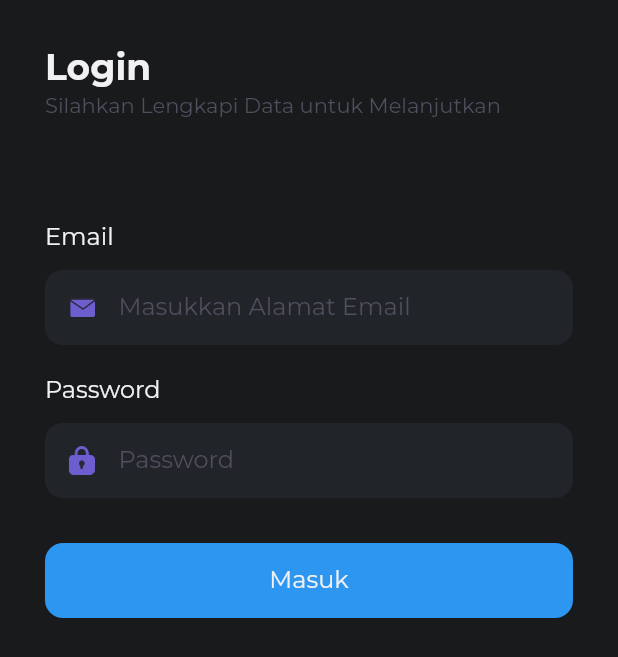
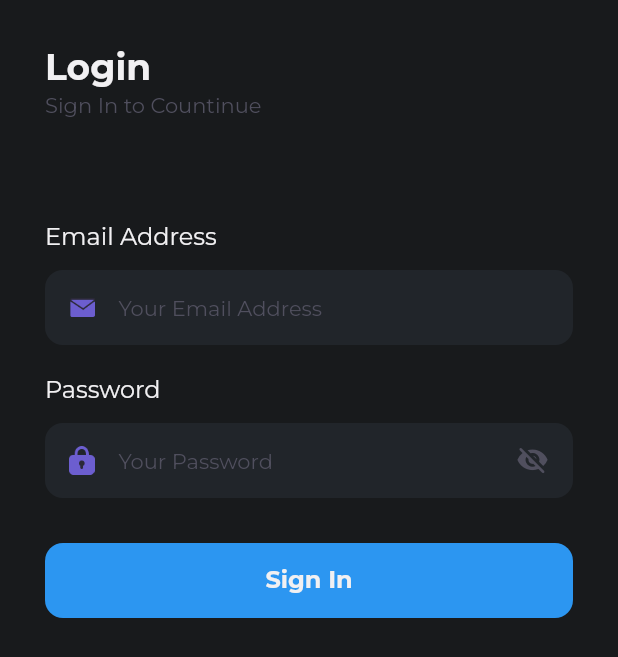
Before and after one commit to kamil265/surga_mainan, a Flutter app: the SignInPage screen opened directly, on a phone screen of 412 x 824 dp. Shown: the top 657 px of the screen. Run offline on Flutter 3.47's test engine with Material 2 defaults, Android fonts, the phone set to English and light mode, and no system bars; our stand-ins replace flutter_bloc, font_awesome_flutter, google_fonts, shared_preferences; accounts and stored records are empty.

Commit message:
fix problem

```diff
--- a/lib/pages/sign_in_page.dart
+++ b/lib/pages/sign_in_page.dart
@@ -1,48 +1,96 @@
-import 'dart:convert';
-
 import 'package:flutter/material.dart';
 import 'package:provider/provider.dart';
-import 'package:shared_preferences/shared_preferences.dart';
-import 'package:surga_mainan/pages/shop_home/main_page.dart';
-import 'package:surga_mainan/services/token_services.dart';
-import 'package:surga_mainan/theme/theme.dart';
+import 'package:surga_mainan/providers/token_provider.dart';
 import 'package:surga_mainan/theme/dark_color.dart';
-
+import 'package:surga_mainan/widgets/loading_button.dart';
+import 'package:surga_mainan/widgets/primary_button.dart';
 
 class SignInPage extends StatefulWidget {
-  const SignInPage({ Key key }) : super(key: key);
+  const SignInPage({Key key}) : super(key: key);
 
   @override
-  _SignInPageState createState() => _SignInPageState();
+  State<SignInPage> createState() => _SignInPageState();
 }
 
 class _SignInPageState extends State<SignInPage> {
-  bool _isLoading = false;
+  // form key
   final _formKey = GlobalKey<FormState>();
-  final _scaffoldKey = GlobalKey<ScaffoldState>();
-  bool _secureText = true;
-
-  showHide(){
-    setState(() {
-      _secureText = !_secureText;
-    });
-  }
-
-  _showMsg(msg) {
-    final snackBar = SnackBar(
-      content: Text(msg),
-    );
-    _scaffoldKey.currentState.showSnackBar(snackBar);
-  }
 
   TextEditingController emailController = TextEditingController(text: '');
   TextEditingController passwordController = TextEditingController(text: '');
 
+  bool isLoading = false;
+
+  bool _isHidden = true;
+
+  void _toggleVisibility() {
+    setState(() {
+      _isHidden = !_isHidden;
+    });
+  }
+
   @override
   Widget build(BuildContext context) {
+    TokenProvider tokenProvider = Provider.of<TokenProvider>(context);
+    handleSignIn() async {
+      setState(() {
+        isLoading = true;
+      });
+
+      if (await tokenProvider.login(
+        email: emailController.text,
+        password: passwordController.text,
+      )) {
+        ScaffoldMessenger.of(context).showSnackBar(
+          SnackBar(
+            backgroundColor: DarkColor.secondaryColor,
+            shape: const RoundedRectangleBorder(
+              borderRadius: BorderRadius.only(
+                topLeft: Radius.circular(8.0),
+                topRight: Radius.circular(8.0),
+              ),
+            ),
+            content: Text(
+              'Selamat Datang',
+              style: textStyle.primaryTextStyle.copyWith(
+                fontSize: 12.0,
+                fontWeight: FontWeight.normal,
+              ),
+              textAlign: TextAlign.center,
+            ),
+          ),
+        );
+        Navigator.pushNamedAndRemoveUntil(
+            context, '/home', (Route<dynamic> route) => true);
+      } else {
+        ScaffoldMessenger.of(context).showSnackBar(
+          SnackBar(
+            backgroundColor: DarkColor.alertColor,
+            shape: const RoundedRectangleBorder(
+              borderRadius: BorderRadius.only(
+                topLeft: Radius.circular(8.0),
+                topRight: Radius.circular(8.0),
+              ),
+            ),
+            content: Text(
+              'Login Gagal',
+              style: textStyle.primaryTextStyle.copyWith(
+                fontSize: 12.0,
+                fontWeight: FontWeight.normal,
+              ),
+              textAlign: TextAlign.center,
+            ),
+          ),
+        );
+      }
+      setState(() {
+        isLoading = false;
+      });
+    }
+
     Widget header() {
       return Container(
-        margin: EdgeInsets.only(top: 30),
+        margin: EdgeInsets.only(top: defaultMargin),
         child: Column(
           crossAxisAlignment: CrossAxisAlignment.start,
           children: [
@@ -53,13 +101,10 @@ class _SignInPageState extends State<SignInPage> {
                 fontWeight: FontWeight.bold,
               ),
             ),
-            SizedBox(
-              height: 2,
+            const SizedBox(
+              height: 2.0,
             ),
-            Text(
-              'Silahkan Lengkapi Data untuk Melanjutkan',
-              style: textStyle.subtitleTextStyle,
-            ),
+            Text('Sign In to Countinue', style: textStyle.subtitleTextStyle)
           ],
         ),
       );
@@ -67,24 +112,24 @@ class _SignInPageState extends State<SignInPage> {
 
     Widget emailInput() {
       return Container(
-        margin: EdgeInsets.only(top: 70),
+        margin: const EdgeInsets.only(top: 70.0),
         child: Column(
           crossAxisAlignment: CrossAxisAlignment.start,
           children: [
             Text(
-              'Email',
+              'Email Address',
               style: textStyle.primaryTextStyle.copyWith(
                 fontSize: 16,
-                fontWeight: FontWeight.normal,
+                fontWeight: FontWeight.normal, //medium
               ),
             ),
-            SizedBox(
+            const SizedBox(
               height: 12,
             ),
             Container(
               height: 50,
-              padding: EdgeInsets.symmetric(
-                horizontal: 16,
+              padding: const EdgeInsets.symmetric(
+                horizontal: 16.0,
               ),
               decoration: BoxDecoration(
                 color: DarkColor.backgroundColor2,
@@ -97,16 +142,23 @@ class _SignInPageState extends State<SignInPage> {
                       'assets/icon_email.png',
                       width: 17,
                     ),
-                    SizedBox(
-                      width: 16,
+                    const SizedBox(
+                      width: 16.0,
                     ),
                     Expanded(
                       child: TextFormField(
-                        style: textStyle.primaryTextStyle,
                         controller: emailController,
+                        keyboardType: TextInputType.emailAddress,
+                        style: textStyle.primaryTextStyle.copyWith(
+                          fontSize: 14.0,
+                          fontWeight: FontWeight.normal,
+                        ),
                         decoration: InputDecoration.collapsed(
-                          hintText: 'Masukkan Alamat Email',
-                          hintStyle: textStyle.subtitleTextStyle,
+                          hintText: 'Your Email Address',
+                          hintStyle: textStyle.subtitleTextStyle.copyWith(
+                            fontSize: 14.0,
+                            fontWeight: FontWeight.normal,
+                          ),
                         ),
                       ),
                     ),
@@ -121,7 +173,7 @@ class _SignInPageState extends State<SignInPage> {
 
     Widget passwordInput() {
       return Container(
-        margin: EdgeInsets.only(top: 20),
+        margin: const EdgeInsets.only(top: 20.0),
         child: Column(
           crossAxisAlignment: CrossAxisAlignment.start,
           children: [
@@ -129,16 +181,16 @@ class _SignInPageState extends State<SignInPage> {
               'Password',
               style: textStyle.primaryTextStyle.copyWith(
                 fontSize: 16,
-                fontWeight: FontWeight.normal,
+                fontWeight: FontWeight.normal, //medium
               ),
             ),
-            SizedBox(
+            const SizedBox(
               height: 12,
             ),
             Container(
               height: 50,
-              padding: EdgeInsets.symmetric(
-                horizontal: 16,
+              padding: const EdgeInsets.symmetric(
+                horizontal: 16.0,
               ),
               decoration: BoxDecoration(
                 color: DarkColor.backgroundColor2,
@@ -151,18 +203,39 @@ class _SignInPageState extends State<SignInPage> {
                       'assets/icon_password.png',
                       width: 17,
                     ),
-                    SizedBox(
-                      width: 16,
+                    const SizedBox(
+                      width: 16.0,
                     ),
                     Expanded(
                       child: TextFormField(
-                        style: textStyle.primaryTextStyle,
-                        obscureText: true,
                         controller: passwordController,
+                        obscureText: _isHidden,
+                        style: textStyle.primaryTextStyle.copyWith(
+                          fontSize: 14.0,
+                          fontWeight: FontWeight.normal,
+                        ),
                         decoration: InputDecoration.collapsed(
-                          hintText: 'Password',
-                          hintStyle: textStyle.subtitleTextStyle,
+                          hintText: 'Your Password',
+                          hintStyle: textStyle.subtitleTextStyle.copyWith(
+                            fontSize: 14.0,
+                            fontWeight: FontWeight.normal,
+                          ),
                         ),
+                      ),
+                    ),
+                    const SizedBox(
+                      width: 12.0,
+                    ),
+                    InkWell(
+                      splashColor: Colors.transparent,
+                      highlightColor: Colors.transparent,
+                      onTap: _toggleVisibility,
+                      child: Icon(
+                        _isHidden
+                            ? Icons.visibility_off_rounded
+                            : Icons.visibility_rounded,
+                        size: 22.0,
+                        color: _isHidden ? DarkColor.subtitleColor : DarkColor.primaryColor,
                       ),
                     ),
                   ],
@@ -174,109 +247,43 @@ class _SignInPageState extends State<SignInPage> {
       );
     }
 
-    Widget signInButton() {
-      return Container(
-        height: 50,
-        width: double.infinity,
-        margin: EdgeInsets.only(top: 30),
-        child: TextButton(
-          onPressed:() {
 
-          },
-          style: TextButton.styleFrom(
-            backgroundColor: DarkColor.primaryColor,
-            shape: RoundedRectangleBorder(
-              borderRadius: BorderRadius.circular(12),
+    return Scaffold(
+      backgroundColor: DarkColor.backgroundColor1,
+      body: SafeArea(
+        child: Form(
+          key: _formKey,
+          child: Container(
+            height: MediaQuery.of(context).size.height - 20,
+            margin: EdgeInsets.symmetric(
+              horizontal: defaultMargin,
             ),
-          ),
-          child: Text(
-            'Masuk',
-            style: textStyle.primaryTextStyle.copyWith(
-              fontSize: 16,
-              fontWeight: FontWeight.normal,
+            child: SingleChildScrollView(
+              child: Column(
+                crossAxisAlignment: CrossAxisAlignment.start,
+                mainAxisSize: MainAxisSize.max,
+                mainAxisAlignment: MainAxisAlignment.end,
+                children: [
+                  header(),
+                  emailInput(),
+                  passwordInput(),
+                  isLoading
+                      ? LoadingButton(
+                          text: "Loading",
+                          margin_top: 30.0,
+                          press: handleSignIn,
+                        )
+                      : PrimaryButton(
+                          text: "Sign In",
+                          margin_top: 30.0,
+                          press: handleSignIn,
+                        ),
+                ],
+              ),
             ),
           ),
         ),
-      );
-    }
-
-    // Widget footer() {
-    //   return Container(
-    //     margin: EdgeInsets.only(bottom: 30),
-    //     child: Row(
-    //       mainAxisAlignment: MainAxisAlignment.center,
-    //       children: [
-    //         Text(
-    //           'Belum Punya Akun? ',
-    //           style: textStyle.subtitleTextStyle.copyWith(
-    //             fontSize: 12,
-    //           ),
-    //         ),
-    //         GestureDetector(
-    //           onTap: () {
-    //             Navigator.pushNamed(context, '/sign-up');
-    //           },
-    //           child: Text(
-    //             'Daftar Sekarang',
-    //             style: textStyle.purpleTextStyle.copyWith(
-    //               fontSize: 12,
-    //               fontWeight: medium,
-    //             ),
-    //           ),
-    //         ),
-    //       ],
-    //     ),
-    //   );
-    // }
-    return Scaffold(
-      backgroundColor:DarkColor.backgroundColor1,
-      resizeToAvoidBottomInset: false,
-      body: SafeArea(
-        child: Container(
-          margin: EdgeInsets.symmetric(
-            horizontal: defaultMargin,
-          ),
-          child: Column(
-            crossAxisAlignment: CrossAxisAlignment.start,
-            children: [
-              header(),
-              emailInput(),
-              passwordInput(),
-              signInButton(),
-              Spacer(),
-            ],
-          ),
-        ),
-      )
+      ),
     );
   }
-  void _login() async{
-    setState(() {
-      _isLoading = true;
-    });
-    var data = {
-      'email' : emailController,
-      'password' : passwordController
-    };
-
-    var res = await TokenServices.auth(data, '/token');
-    var body = json.decode(res.body);
-    if(body['success']){
-      SharedPreferences localStorage = await SharedPreferences.getInstance();
-      localStorage.setString('token', json.encode(body['token']));
-      localStorage.setString('user', json.encode(body['user']));
-      Navigator.pushReplacement(
-          context,
-          new MaterialPageRoute(
-              builder: (context) => MainPage()
-          ),
-      );
-    }else{
-      _showMsg(body['message']);
-    }
-
-    setState(() {
-      _isLoading = false;
-    });
-  }
 }
--- a/lib/services/token_services.dart
+++ b/lib/services/token_services.dart
@@ -1,110 +1,42 @@
 import 'dart:convert';
 import 'package:http/http.dart' as http;
-import 'package:shared_preferences/shared_preferences.dart';
+import 'package:surga_mainan/model/token.dart';
 
-class TokenServices {
-  final String _url = 'https://surga-mainan-api.herokuapp.com';
-  var token;
 
-  _getToken() async{
-    SharedPreferences localStorage = await SharedPreferences.getInstance();
-    token = jsonDecode(localStorage.getString('token'))['token'];
+class TokenService {
+  String baseUrl = 'http://surga-mainan-api.herokuapp.com';
+
+  Future<TokenModel> login({
+    String email,
+    String password,
+  }) async {
+
+    var url = Uri.parse('$baseUrl/token');
+    var headers = {'Content-Type': 'application/json'};
+    var body = jsonEncode({
+      'email': email,
+      'password': password,
+    });
+
+    var response = await http.post(
+      url,
+      headers: headers,
+      body: body,
+    );
+
+    // ignore: avoid_print
+    print(response.body);
+
+    if (response.statusCode == 200) {
+      var data = jsonDecode(response.body);
+      TokenModel userToken ;
+      userToken.token = 'Bearer ' + data['token'] ;
+
+      return userToken;
+
+    } else {
+      throw Exception('Gagal Login');
+    }
+
   }
-
-  auth(data, apiURL) async{
-    var fullUrl = _url + apiURL;
-    return await http.post(
-      Uri.parse(fullUrl),
-      body: jsonEncode(data),
-    );
-  }
-
-  getData(apiURL) async{
-    var fullUrl = _url + apiURL;
-    await _getToken();
-    return await http.get(
-      Uri.parse(fullUrl),
-      headers: _setHeaders(),
-    );
-  }
-
-  _setHeaders() => {
-    'Content-type': 'application/json',
-    'Accept': 'application/json',
-    'Authorization': 'Bearer $token',
-  };
 }
-// import 'dart:convert';
-// import 'package:surga_mainan/model/login_service_model.dart';
-// import 'package:http/http.dart' as http;
-// import 'package:shared_preferences/shared_preferences.dart';
-// import 'package:surga_mainan/model/user_model.dart';
-
-// class TokenServices {
-//   String baseUrl = 'https://surga-mainan-api.herokuapp.com';
-
-//   Future<LoginServiceModel> login({
-//     String email,
-//     String password,
-//   }) async {
-//     var url = '$baseUrl/token';
-//     var headers = {'Content-Type': 'application/json'};
-//     var body = jsonEncode({
-//       'email': email,
-//       'password': password,
-//     });
-
-//      var response = await http.post(
-//       Uri.parse(url),
-//       headers: headers,
-//       body: body,
-//     );
-//      print(response.body);
-
-//     if (response.statusCode == 200) {
-//       var data = jsonDecode(response.body)['data'];
-//       LoginServiceModel userToken = LoginServiceModel.fromJson(data['token']);
-//       userToken.data.token = 'Bearer ' + data['token'];
-
-//       return userToken;
-//     } else {
-//       throw Exception('Gagal Login');
-//     }
-//   }
-
-//   Future getData(String token) async {
-//     String url = '$baseUrl/me';
-
-//     try {
-//       var response = await http.get(Uri.parse(url),headers: {
-//         'Authorization': 'Bearer $token',
-//         'Accept': 'applcation/json'
-//       });
-
-//       var body = json.decode(response.body);
-//       return UserModel.fromJson(body);
-//     } catch (e) {
-//       return e;
-//     }
-//   }
-
-//   Future hasToken() async {
-//     Future<SharedPreferences> _prefs = SharedPreferences.getInstance();
-//     final SharedPreferences local = await _prefs;
-//     final String token = local.getString("token") ?? null;
-//     if (token != null) return token;
-//     return null;
-//   }
-
-//   Future setLocalToken(String token) async {
-//     Future<SharedPreferences> _prefs = SharedPreferences.getInstance();
-//     final SharedPreferences local = await _prefs;
-//     local.setString("token", token);
-//   }
-
-//   Future unsetLocalToken() async {
-//     Future<SharedPreferences> _prefs = SharedPreferences.getInstance();
-//     final SharedPreferences local = await _prefs;
-//     local.setString("token", null);
-//   }
-// }
--- /dev/null
+++ b/lib/widgets/primary_button.dart
@@ -0,0 +1,42 @@
+import 'package:flutter/material.dart';
+import 'package:surga_mainan/theme/dark_color.dart';
+
+class PrimaryButton extends StatelessWidget {
+  const PrimaryButton({
+    Key key,
+    this.text,
+    this.press,
+    // ignore: non_constant_identifier_names
+    this.margin_top,
+  }) : super(key: key);
+  final String text;
+  // ignore: non_constant_identifier_names
+  final double margin_top;
+  final Function press;
+
+  @override
+  Widget build(BuildContext context) {
+    return Container(
+      width: double.infinity,
+      height: 50,
+      margin: EdgeInsets.only(top: margin_top),
+      child: TextButton(
+        style: TextButton.styleFrom(
+          shape: RoundedRectangleBorder(
+            borderRadius: BorderRadius.circular(12),
+          ),
+          primary: Colors.white,
+          backgroundColor: DarkColor.primaryColor,
+        ),
+        onPressed: press as void Function(),
+        child: Text(
+          text,
+          style: textStyle.primaryTextStyle.copyWith(
+            fontSize: 16,
+            fontWeight: FontWeight.bold,
+          ),
+        ),
+      ),
+    );
+  }
+}
--- a/pubspec.yaml
+++ b/pubspec.yaml
@@ -30,6 +30,7 @@ dependencies:
   font_awesome_flutter: ^10.1.0
   google_fonts: ^3.0.1
   http: ^0.13.4
+  provider: ^6.0.3
   shared_preferences: ^2.0.15
 
 dev_dependencies:
```
Also changed, not shown: lib/main.dart (+16 -45 lines), lib/model/token.dart (+7 -0 lines), lib/services/dump.dart (added, +110 -0 lines), lib/widgets/loading_button.dart (added, +58 -0 lines), pubspec.lock.
